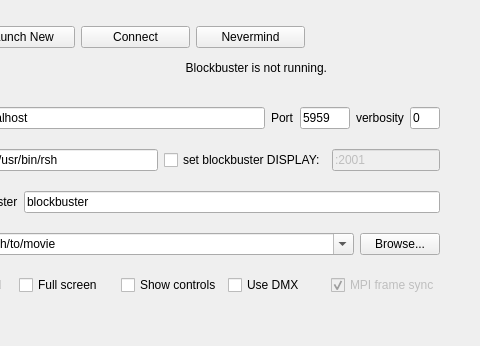
LLNL/blockbuster, file blockbuster/src/blockbuster/sidecar/blockbusterLaunchDialog.ui: the form before one commit; both pictures show x 94 to 574 and y 127 to 473 of the 574 by 473 pixel window.
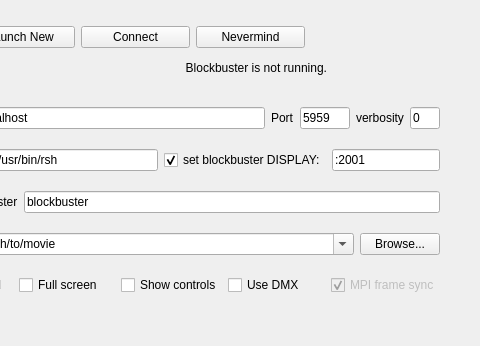
The form after the commit.

Commit message: set DISPLAY to :0 on remote hosts on the theory that they are displaying to a powerwall

Diff of the .ui file:
```diff
--- a/blockbuster/src/blockbuster/sidecar/blockbusterLaunchDialog.ui
+++ b/blockbuster/src/blockbuster/sidecar/blockbusterLaunchDialog.ui
@@ -236,12 +236,15 @@
           <property name="text" >
            <string>set blockbuster DISPLAY:</string>
           </property>
+          <property name="checked">
+           <bool>true</bool>
+          </property>
          </widget>
         </item>
         <item>
-         <widget class="QLineEdit" name="blockbusterDisplayField" >
-          <property name="enabled" >
-           <bool>false</bool>
+         <widget class="QLineEdit" name="blockbusterDisplayField">
+          <property name="enabled">
+           <bool>true</bool>
           </property>
           <property name="text" >
            <string>:2001</string>
```
Left out of the diff: 213 changed lines with no effect on the pictures. The commit also changes 2 other files.
